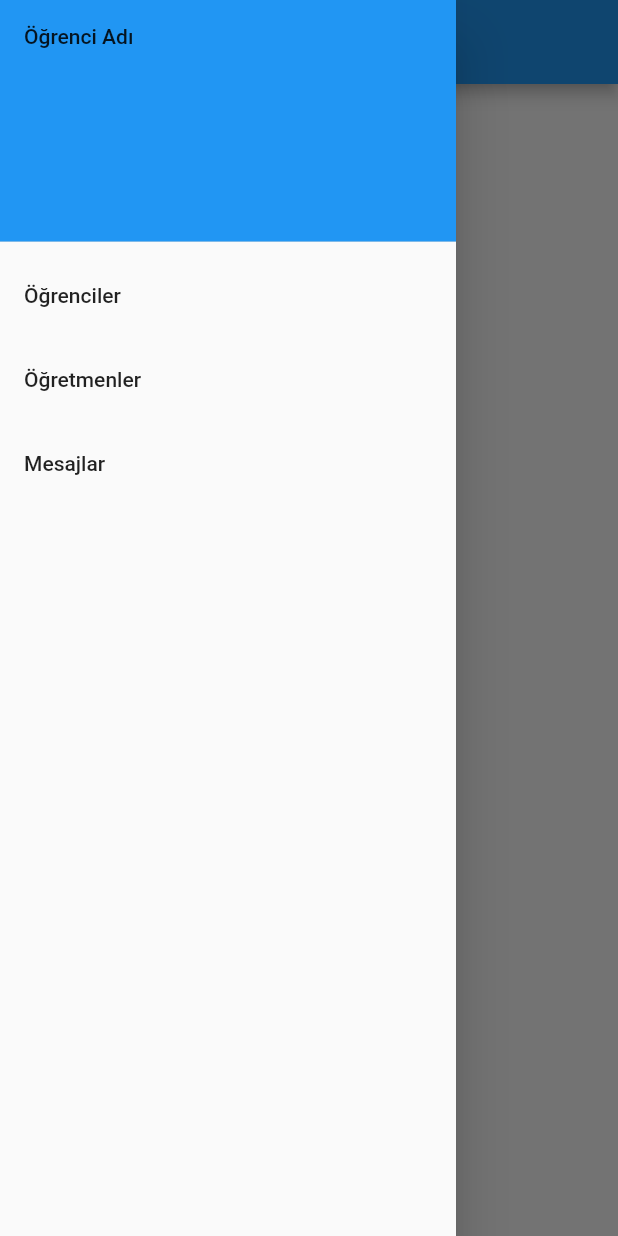
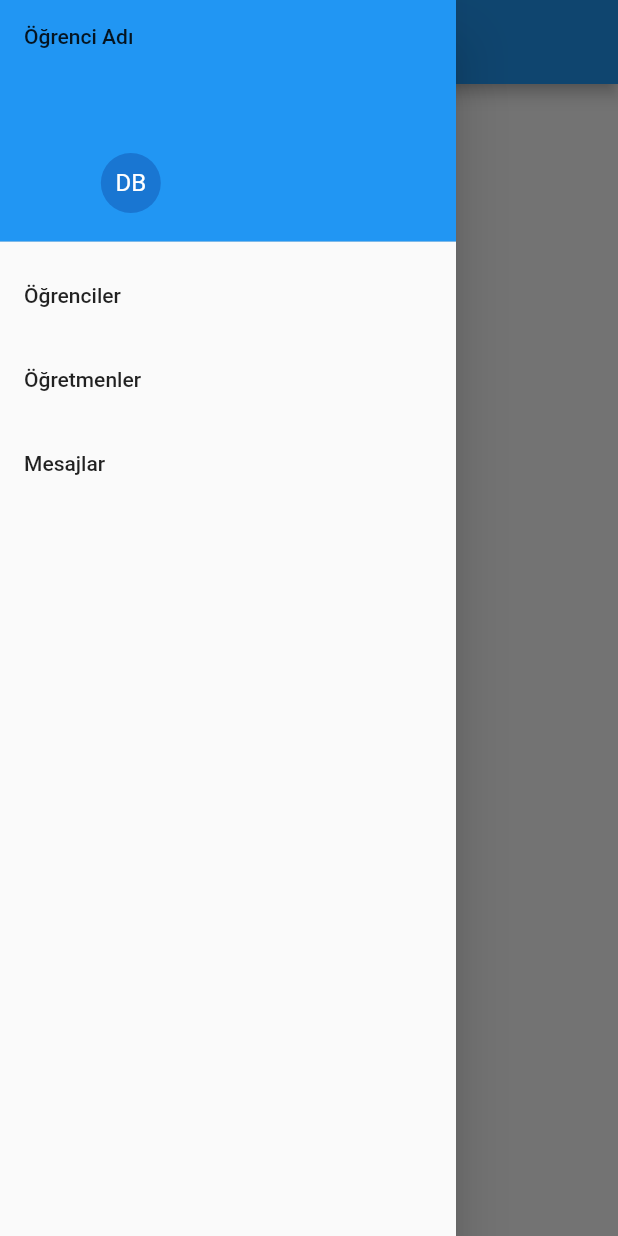
Before and after one commit to derennn/StudentApp, a Flutter app: the screen it shows after launch, with the side drawer open, on a phone screen of 412 x 824 dp. Run offline on Flutter 3.47's test engine with Material 2 defaults, Android fonts, the phone set to English and light mode, and no system bars; our stand-ins replace flutter_riverpod, image_picker.

Commit message:
Animations

```diff
--- a/lib/main.dart
+++ b/lib/main.dart
@@ -1,11 +1,16 @@
+import 'dart:io';
+import 'dart:math';
 import 'package:flutter/material.dart';
+import 'package:flutter/src/scheduler/ticker.dart';
 import 'package:flutter_riverpod/flutter_riverpod.dart';
+import 'package:image_picker/image_picker.dart';
 import 'package:ogrenci_app/pages/mesajlar_sayfasi.dart';
 import 'package:ogrenci_app/pages/ogrenciler_sayfasi.dart';
 import 'package:ogrenci_app/pages/ogretmenler_sayfasi.dart';
 import 'package:ogrenci_app/repository/mesajlar_repository.dart';
 import 'package:ogrenci_app/repository/ogrenciler_repository.dart';
 import 'package:ogrenci_app/repository/ogretmenler_repository.dart';
+import 'animationsayfasi.dart';
 import 'dart:convert';
 
 void main() {
@@ -62,6 +67,14 @@ class AnaSayfa extends ConsumerWidget {
               },
               child: Text('${ref.watch(yeniMesajSayisiProvider)} yeni mesaj'),
             ),
+            ElevatedButton(
+                onPressed: () {
+                  Navigator.push(context, MaterialPageRoute(builder: (context) {
+                    return const AnimationSayfasi();
+                  },));
+                },
+                child: Text('Animation Sayfası'),
+            ),
           ],
         ),
       ),
@@ -69,12 +82,7 @@ class AnaSayfa extends ConsumerWidget {
         child: ListView(
           padding: EdgeInsets.zero,
           children: [
-            const DrawerHeader(
-              decoration: BoxDecoration(
-                color: Colors.blue,
-              ),
-              child: Text('Öğrenci Adı'),
-            ),
+            UserHeader(),
             ListTile(
               title: const Text('Öğrenciler'),
               onTap: () {
@@ -119,3 +127,99 @@ class AnaSayfa extends ConsumerWidget {
   }
 
 }
+
+class UserHeader extends StatefulWidget {
+  const UserHeader({
+    Key? key,
+  }) : super(key: key);
+
+  @override
+  State<UserHeader> createState() => _UserHeaderState();
+}
+
+class _UserHeaderState extends State<UserHeader> {
+  String? imagePath;
+
+  @override
+  Widget build(BuildContext context) {
+    return DrawerHeader(
+      decoration: const BoxDecoration(
+        color: Colors.blue,
+      ),
+      child: Column(
+        crossAxisAlignment: CrossAxisAlignment.start,
+        children: [
+          const Text('Öğrenci Adı'),
+          const SizedBox(height: 10),
+          InkWell(
+            onTap: () async {
+              XFile? image = await ImagePicker().pickImage(source: ImageSource.camera);
+              if (image == null) return;
+              setState(() {
+                imagePath = image.path;
+              });
+            },
+            child: MovingAvatar(imagePath: imagePath),
+            ),
+        ],
+      ),
+    );
+  }
+}
+
+class MovingAvatar extends StatefulWidget {
+  const MovingAvatar({
+    Key? key,
+    required this.imagePath,
+  }) : super(key: key);
+
+  final String? imagePath;
+
+  @override
+  State<MovingAvatar> createState() => _MovingAvatarState();
+}
+
+class _MovingAvatarState extends State<MovingAvatar>
+  with SingleTickerProviderStateMixin<MovingAvatar> {
+
+  late Ticker _ticker;
+  double yataydaKonum = 0.0;
+  double dikeydeKonum = 0.0;
+
+  @override
+  void initState() {
+    super.initState();
+    _ticker = createTicker((Duration elapsed) {
+      final aci = pi / 2 * elapsed.inMicroseconds / Duration(seconds: 1).inMicroseconds;
+      final aci2 = pi * elapsed.inMicroseconds / Duration(seconds: 1).inMicroseconds;
+      setState(() {
+        yataydaKonum = sin(aci) * 30 + 30;
+        dikeydeKonum = sin(aci2) * 30 + 30;
+      });
+    });
+    _ticker.start();
+  }
+
+  @override
+  void dispose() {
+    _ticker.dispose();
+    super.dispose();
+  }
+
+  @override
+  Widget build(BuildContext context) {
+    return Padding(
+      padding: EdgeInsets.only(left: yataydaKonum, top: dikeydeKonum),
+      child: CircleAvatar(
+        child:
+        widget.imagePath == null
+          ? Text('DB')
+          : null,
+        backgroundImage:
+        widget.imagePath == null
+        ? null
+        : FileImage(File(widget.imagePath!)),
+        ),
+    );
+  }
+}
--- a/pubspec.yaml
+++ b/pubspec.yaml
@@ -15,6 +15,7 @@ dependencies:
   cupertino_icons: ^1.0.2
   flutter_riverpod: ^2.0.2
   http: ^0.13.5
+  image_picker: ^0.8.6
 
 dev_dependencies:
   flutter_test:
```
Also changed, not shown: lib/animationsayfasi.dart (added, +95 -0 lines), pubspec.lock.
